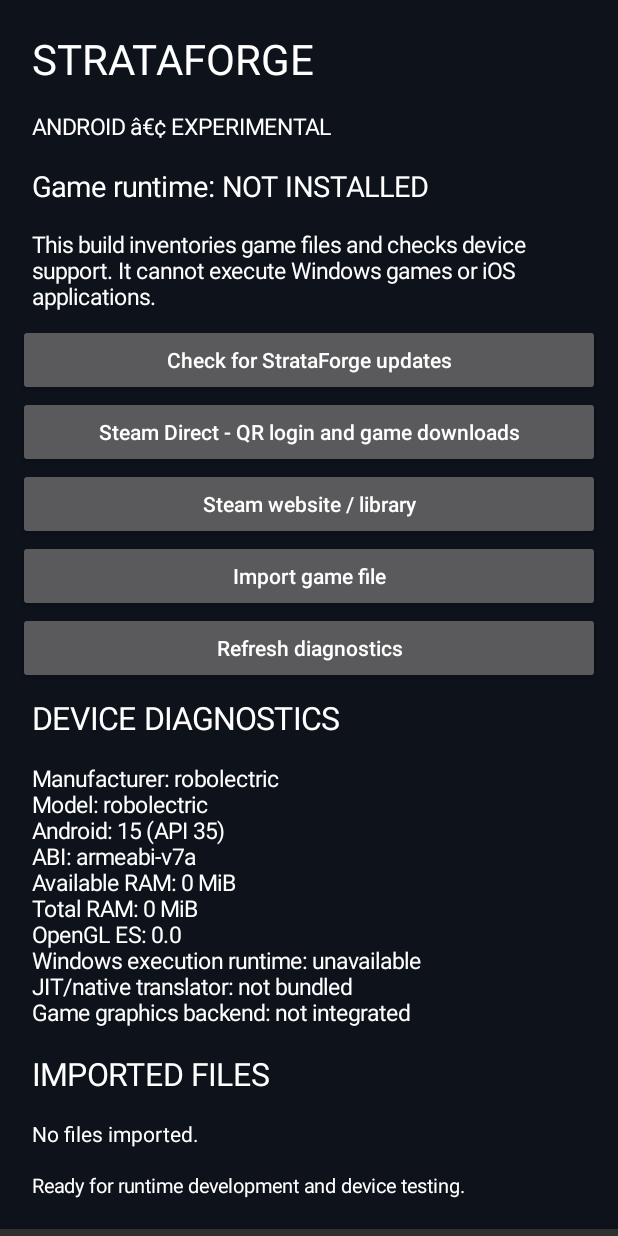
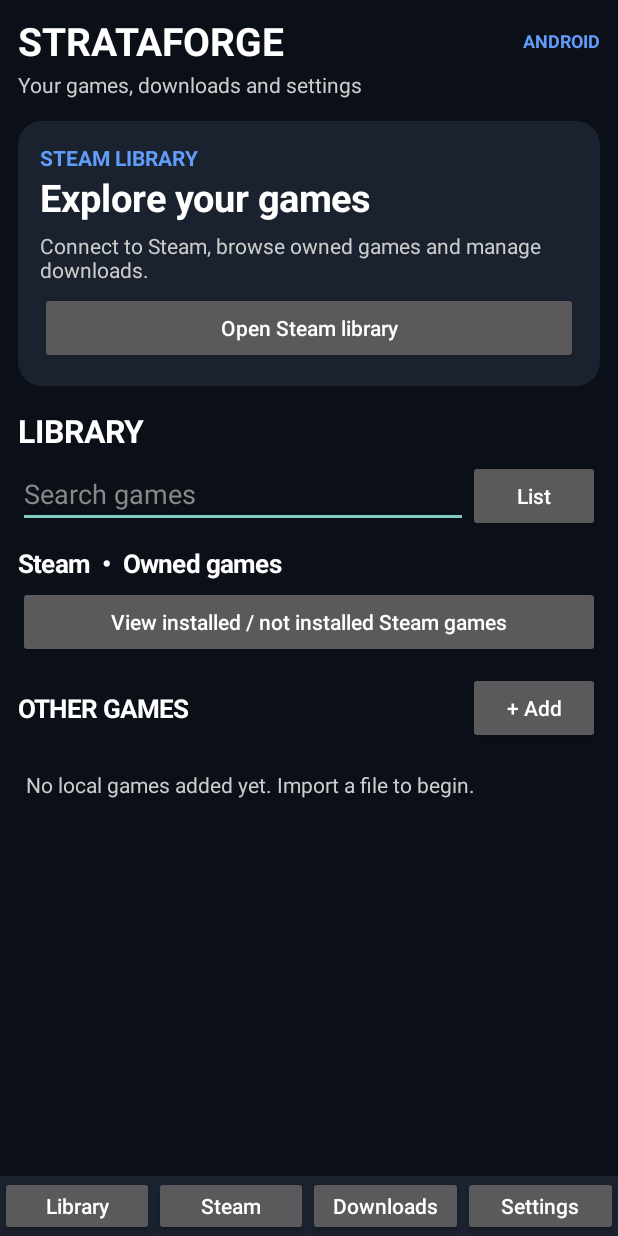
Before and after one commit to R347H4CK3R/StrataForge-Android, an Android app: the screen it shows after launch (MainActivity), on a phone screen of 412 x 824 dp. Run offline under Robolectric (Android 15) with nearby library versions, the phone set to English and light mode, and no system bars.

Commit message:
Redesign library like Madeira and add per-game and crash diagnostics

```diff
--- a/app/build.gradle
+++ b/app/build.gradle
@@ -2,7 +2,7 @@ plugins { id 'com.android.application' }
 android {
  namespace 'dev.strataforge.android'
  compileSdk 35
- defaultConfig { applicationId 'dev.strataforge.android'; minSdk 26; targetSdk 35; versionCode 5; versionName '0.3.1' }
+ defaultConfig { applicationId 'dev.strataforge.android'; minSdk 26; targetSdk 35; versionCode 6; versionName '0.4.0' }
  signingConfigs {
   debug {
    storeFile file("$rootDir/debugsign/debug.p12")
--- a/app/src/main/AndroidManifest.xml
+++ b/app/src/main/AndroidManifest.xml
@@ -1,8 +1,9 @@
 <manifest xmlns:android="http://schemas.android.com/apk/res/android">
 <uses-permission android:name="android.permission.INTERNET"/>
 <uses-permission android:name="android.permission.REQUEST_INSTALL_PACKAGES"/>
-<application android:label="StrataForge Android" android:theme="@android:style/Theme.Material.NoActionBar" android:usesCleartextTraffic="false">
+<application android:name=".Diagnostics" android:label="StrataForge Android" android:theme="@android:style/Theme.Material.NoActionBar" android:usesCleartextTraffic="false">
 <provider android:name="androidx.core.content.FileProvider" android:authorities="${applicationId}.updates" android:exported="false" android:grantUriPermissions="true"><meta-data android:name="android.support.FILE_PROVIDER_PATHS" android:resource="@xml/update_paths"/></provider>
+<activity android:name=".DiagnosticsActivity" android:exported="false"/>
 <activity android:name=".UpdaterActivity" android:exported="false"/>
 <activity android:name=".SteamProtocolActivity" android:exported="false"/>
 <activity android:name=".SteamActivity" android:exported="false"/>
--- /dev/null
+++ b/app/src/main/java/dev/strataforge/android/Diagnostics.java
@@ -0,0 +1,83 @@
+package dev.strataforge.android;
+
+import android.app.Application;
+import android.content.Context;
+import android.os.Build;
+import android.util.Log;
+import java.io.*;
+import java.text.SimpleDateFormat;
+import java.util.Date;
+import java.util.Locale;
+import java.util.TimeZone;
+
+public final class Diagnostics extends Application {
+  private static final Object LOCK=new Object();
+  private static final long MAX_LOG=512*1024;
+  private static final int MAX_CRASHES=8;
+  private static Context context;
+  private static Thread.UncaughtExceptionHandler previous;
+  @Override public void onCreate(){
+    super.onCreate();
+    context=getApplicationContext();
+    previous=Thread.getDefaultUncaughtExceptionHandler();
+    Thread.setDefaultUncaughtExceptionHandler((thread,error)->{
+      try{
+        StringWriter sw=new StringWriter();
+        error.printStackTrace(new PrintWriter(sw));
+        write("FATAL",thread.getName(),sw.toString());
+        writeCrash(sw.toString());
+      }catch(Throwable ignored){}
+      if(previous!=null)previous.uncaughtException(thread,error);
+      else android.os.Process.killProcess(android.os.Process.myPid());
+    });
+    log("app","Process started - Android "+Build.VERSION.RELEASE+" / "+Build.SUPPORTED_ABIS[0]);
+  }
+  private static String now(){
+    SimpleDateFormat f=new SimpleDateFormat("yyyy-MM-dd'T'HH:mm:ss.SSS'Z'",Locale.US);
+    f.setTimeZone(TimeZone.getTimeZone("UTC"));
+    return f.format(new Date());
+  }
+  static File directory(Context c){File f=new File(c.getFilesDir(),"diagnostics");if(!f.exists())f.mkdirs();return f;}
+  private static String strip(String message){
+    if(message==null)return "";
+    // Avoid persisting QR challenges and common credential/token parameters.
+    String s=message.replaceAll("(?i)(access_token|refresh_token|password|steamLoginSecure|sessionid|token|authcode)=([^&\\s]+)","$1=[REDACTED]");
+    return s.length()>8000?s.substring(0,8000)+" [truncated]":s;
+  }
+  static void log(String category,String message){write("INFO",category,message);}
+  static void error(String category,Throwable e){write("ERROR",category,e.getClass().getSimpleName()+": "+e.getMessage());}
+  static void write(String level,String category,String message){
+    Context c=context;if(c==null)return;
+    synchronized(LOCK){
+      try{
+        File f=new File(directory(c),"session.log");
+        if(f.length()>MAX_LOG){
+          File old=new File(directory(c),"session.previous.log");
+          if(old.exists())old.delete();
+          f.renameTo(old);
+        }
+        try(FileWriter out=new FileWriter(f,true)){
+          out.write(now()+" ["+level+"] ["+strip(category)+"] "+strip(message).replace("\n"," | ")+"\n");
+        }
+      }catch(IOException ex){Log.e("StrataForge","Diagnostic write failed",ex);}
+    }
+  }
+  private static void writeCrash(String trace){
+    Context c=context;if(c==null)return;
+    synchronized(LOCK){
+      try{
+        File dir=directory(c);
+        File[] items=dir.listFiles((parent,name)->name.startsWith("crash-")&&name.endsWith(".txt"));
+        if(items!=null&&items.length>=MAX_CRASHES){
+          java.util.Arrays.sort(items,(a,b)->Long.compare(a.lastModified(),b.lastModified()));
+          for(int i=0;i<=items.length-MAX_CRASHES;i++)items[i].delete();
+        }
+        File f=new File(dir,"crash-"+System.currentTimeMillis()+".txt");
+        try(FileWriter out=new FileWriter(f)){
+          out.write("StrataForge Android crash\nUTC: "+now()+"\nDevice: "+Build.MANUFACTURER+" "+Build.MODEL+"\nAndroid: "+Build.VERSION.RELEASE+"\n");
+          out.write(strip(trace));
+        }
+      }catch(Exception ignored){}
+    }
+  }
+}
--- a/app/src/main/java/dev/strataforge/android/MainActivity.java
+++ b/app/src/main/java/dev/strataforge/android/MainActivity.java
@@ -1,133 +1,136 @@
 package dev.strataforge.android;
-
-import android.app.Activity;
-import android.app.ActivityManager;
-import android.content.Intent;
-import android.content.SharedPreferences;
-import android.content.pm.ConfigurationInfo;
+import android.app.*;
+import android.content.*;
 import android.database.Cursor;
 import android.graphics.Color;
+import android.graphics.Typeface;
+import android.graphics.drawable.GradientDrawable;
 import android.net.Uri;
-import android.os.Build;
-import android.os.Bundle;
+import android.os.*;
 import android.provider.OpenableColumns;
-import android.view.View;
-import android.widget.Button;
-import android.widget.LinearLayout;
-import android.widget.ScrollView;
-import android.widget.TextView;
-import java.util.LinkedHashSet;
-import java.util.Set;
+import android.view.*;
+import android.widget.*;
+import java.util.*;
 
 public class MainActivity extends Activity {
-    private static final int PICK_FILE = 3107;
-    private LinearLayout content;
-    private TextView status;
-
-    @Override public void onCreate(Bundle state) {
-        super.onCreate(state);
-        render();
+  private static final int PICK=3107;
+  private static final int BG=Color.rgb(11,15,24), SURFACE=Color.rgb(27,34,47), ACCENT=Color.rgb(96,157,249);
+  private LinearLayout layout,library;
+  private EditText search;
+  private String filter="";
+  private boolean cards=true;
+  @Override public void onCreate(Bundle b){super.onCreate(b);render();}
+  private TextView text(String value,int size,int color,boolean bold){
+    TextView t=new TextView(this);t.setText(value);t.setTextSize(size);t.setTextColor(color);
+    if(bold)t.setTypeface(null,Typeface.BOLD);return t;
   }
-
-    private TextView text(String value, int size) {
-        TextView t=new TextView(this);
-        t.setText(value);
-        t.setTextColor(Color.WHITE);
-        t.setTextSize(size);
-        t.setPadding(14,12,14,12);
-        return t;
+  private LinearLayout vertical(){LinearLayout v=new LinearLayout(this);v.setOrientation(1);return v;}
+  private GradientDrawable rounded(int color,int radius){
+    GradientDrawable g=new GradientDrawable();g.setColor(color);g.setCornerRadius(radius);return g;
   }
-
-    private Button button(String title, View.OnClickListener action) {
-        Button b=new Button(this);
-        b.setText(title);
-        b.setAllCaps(false);
-        b.setOnClickListener(action);
-        return b;
+  private Button button(String label,Runnable cb){
+    Button b=new Button(this);b.setAllCaps(false);b.setText(label);b.setOnClickListener(v->cb.run());return b;
   }
-
-    private void render() {
-        ScrollView scroll=new ScrollView(this);
-        content=new LinearLayout(this);
-        content.setOrientation(LinearLayout.VERTICAL);
-        content.setPadding(18,18,18,18);
-        content.setBackgroundColor(Color.rgb(13,18,27));
-        scroll.addView(content);
-        setContentView(scroll);
-        content.addView(text("STRATAFORGE",28));
-        content.addView(text("ANDROID â€¢ EXPERIMENTAL",15));
-        content.addView(text("Game runtime: NOT INSTALLED",19));
-        content.addView(text("This build inventories game files and checks device support. It cannot execute Windows games or iOS applications.",15));
-        content.addView(button("Check for StrataForge updates", v->startActivity(new Intent(this, UpdaterActivity.class))));
-        content.addView(button("Steam Direct - QR login and game downloads", v->startActivity(new Intent(this, SteamProtocolActivity.class))));
-        content.addView(button("Steam website / library", v->startActivity(new Intent(this, SteamActivity.class))));
-        content.addView(button("Import game file", v->chooseFile()));
-        content.addView(button("Refresh diagnostics", v->render()));
-        content.addView(text("DEVICE DIAGNOSTICS",21));
-        content.addView(text(diagnostics(),15));
-        content.addView(text("IMPORTED FILES",21));
-        SharedPreferences pref=getSharedPreferences("strataforge_files",0);
-        Set<String> entries=pref.getStringSet("files",new LinkedHashSet<>());
-        if(entries.isEmpty())content.addView(text("No files imported.",14));
-        for(String value:entries) {
-            String[] bits=value.split("\\|",2);
-            LinearLayout row=new LinearLayout(this);row.setOrientation(LinearLayout.VERTICAL);
-            row.addView(text(bits.length>1?bits[0]:value,16));
-            String entry=value;
-            row.addView(button("Remove from library",v->{
-                Set<String> e=new LinkedHashSet<>(getSharedPreferences("strataforge_files",0).getStringSet("files",new LinkedHashSet<>()));
-                e.remove(entry);getSharedPreferences("strataforge_files",0).edit().putStringSet("files",e).apply();render();
-            }));
-            content.addView(row);
+  private void open(Class<?> activity){startActivity(new Intent(this,activity));}
+  private void render(){
+    LinearLayout shell=vertical();shell.setBackgroundColor(BG);setContentView(shell);
+    ScrollView scroll=new ScrollView(this);shell.addView(scroll,new LinearLayout.LayoutParams(-1,0,1));
+    layout=vertical();layout.setPadding(18,14,18,14);scroll.addView(layout);
+    LinearLayout top=new LinearLayout(this);top.setGravity(Gravity.CENTER_VERTICAL);
+    TextView heading=text("STRATAFORGE",26,Color.WHITE,true);top.addView(heading,new LinearLayout.LayoutParams(0,-2,1));
+    TextView version=text("ANDROID",12,ACCENT,true);top.addView(version);layout.addView(top);
+    TextView subtitle=text("Your games, downloads and settings",14,Color.LTGRAY,false);subtitle.setPadding(0,3,0,22);layout.addView(subtitle);
+    LinearLayout featured=vertical();featured.setPadding(22,22,22,22);featured.setBackground(rounded(SURFACE,24));
+    featured.addView(text("STEAM LIBRARY",14,ACCENT,true));
+    featured.addView(text("Explore your games",25,Color.WHITE,true));
+    TextView desc=text("Connect to Steam, browse owned games and manage downloads.",14,Color.LTGRAY,false);
+    desc.setPadding(0,8,0,8);featured.addView(desc);
+    featured.addView(button("Open Steam library",()->open(SteamProtocolActivity.class)));
+    layout.addView(featured);
+    TextView section=text("LIBRARY",21,Color.WHITE,true);section.setPadding(0,23,0,8);layout.addView(section);
+    LinearLayout tools=new LinearLayout(this);tools.setOrientation(0);
+    search=new EditText(this);search.setSingleLine(true);search.setHint("Search games");search.setTextColor(Color.WHITE);
+    search.setHintTextColor(Color.GRAY);search.setText(filter);tools.addView(search,new LinearLayout.LayoutParams(0,-2,1));
+    tools.addView(button(cards?"List":"Cards",()->{filter=search.getText().toString();cards=!cards;render();}));
+    layout.addView(tools);
+    search.addTextChangedListener(new android.text.TextWatcher(){
+      public void beforeTextChanged(CharSequence s,int a,int c,int f){}
+      public void onTextChanged(CharSequence s,int start,int before,int count){filter=s.toString();showImported();}
+      public void afterTextChanged(android.text.Editable e){}
+    });
+    TextView steamSection=text("Steam  •  Owned games",17,Color.WHITE,true);
+    steamSection.setPadding(0,14,0,6);layout.addView(steamSection);
+    layout.addView(button("View installed / not installed Steam games",()->open(SteamProtocolActivity.class)));
+    LinearLayout otherHead=new LinearLayout(this);otherHead.setGravity(Gravity.CENTER_VERTICAL);
+    otherHead.addView(text("OTHER GAMES",17,Color.WHITE,true),new LinearLayout.LayoutParams(0,-2,1));
+    otherHead.addView(button("+ Add",()->choose()));otherHead.setPadding(0,14,0,6);layout.addView(otherHead);
+    library=vertical();layout.addView(library);showImported();
+    LinearLayout nav=new LinearLayout(this);nav.setBackgroundColor(SURFACE);
+    String[] names={"Library","Steam","Downloads","Settings"};
+    for(int i=0;i<names.length;i++){final int idx=i;nav.addView(button(names[i],()->{
+      if(idx==0)render();else if(idx==1||idx==2)open(SteamProtocolActivity.class);else settings();
+    }),new LinearLayout.LayoutParams(0,60,1));}
+    shell.addView(nav);
+    Diagnostics.log("ui","Opened Madeira-style library");
   }
-        status=text("Ready for runtime development and device testing.",13);
-        content.addView(status);
+  private void showImported(){
+    if(library==null)return;library.removeAllViews();
+    Set<String> all=getSharedPreferences("strataforge_files",0).getStringSet("files",Collections.emptySet());
+    if(all.isEmpty()){TextView empty=text("No local games added yet. Import a file to begin.",14,Color.LTGRAY,false);empty.setPadding(8,20,8,20);library.addView(empty);}
+    for(String entry:new TreeSet<>(all)){
+      String title=entry.split("\\|",2)[0];if(!title.toLowerCase(Locale.ROOT).contains(filter.toLowerCase(Locale.ROOT)))continue;
+      LinearLayout tile=new LinearLayout(this);tile.setGravity(Gravity.CENTER_VERTICAL);tile.setPadding(15,16,15,16);tile.setBackground(rounded(SURFACE,18));
+      LinearLayout.LayoutParams lp=new LinearLayout.LayoutParams(-1,-2);lp.setMargins(0,5,0,5);library.addView(tile,lp);
+      TextView name=text(title,cards?18:15,Color.WHITE,true);tile.addView(name,new LinearLayout.LayoutParams(0,-2,1));
+      tile.addView(button("Details",()->detail(title,entry)));
     }
-
-    private String diagnostics() {
-        StringBuilder out=new StringBuilder();
-        out.append("Manufacturer: ").append(Build.MANUFACTURER).append("\n");
-        out.append("Model: ").append(Build.MODEL).append("\n");
-        out.append("Android: ").append(Build.VERSION.RELEASE).append(" (API ").append(Build.VERSION.SDK_INT).append(")\n");
-        out.append("ABI: ").append(String.join(", ",Build.SUPPORTED_ABIS)).append("\n");
-        ActivityManager am=(ActivityManager)getSystemService(ACTIVITY_SERVICE);
-        ActivityManager.MemoryInfo mem=new ActivityManager.MemoryInfo();
-        am.getMemoryInfo(mem);
-        out.append("Available RAM: ").append(mem.availMem/1048576).append(" MiB\n");
-        out.append("Total RAM: ").append(mem.totalMem/1048576).append(" MiB\n");
-        ConfigurationInfo info=am.getDeviceConfigurationInfo();
-        out.append("OpenGL ES: ").append(info.getGlEsVersion()).append("\n");
-        out.append("Windows execution runtime: unavailable\n");
-        out.append("JIT/native translator: not bundled\n");
-        out.append("Game graphics backend: not integrated");
-        return out.toString();
   }
-
-    private void chooseFile() {
-        Intent i=new Intent(Intent.ACTION_OPEN_DOCUMENT);
-        i.setType("*/*");
-        i.addCategory(Intent.CATEGORY_OPENABLE);
-        i.addFlags(Intent.FLAG_GRANT_READ_URI_PERMISSION | Intent.FLAG_GRANT_PERSISTABLE_URI_PERMISSION);
-        startActivityForResult(i,PICK_FILE);
+  private void detail(String name,String entry){
+    new AlertDialog.Builder(this).setTitle(name)
+      .setMessage("Local file imported. Game execution is not yet supported. Diagnostic records remain available in Settings.")
+      .setPositiveButton("OK",null).setNeutralButton("Remove",(a,b)->{
+        Set<String> all=new HashSet<>(getSharedPreferences("strataforge_files",0).getStringSet("files",Collections.emptySet()));
+        all.remove(entry);getSharedPreferences("strataforge_files",0).edit().putStringSet("files",all).apply();
+        Diagnostics.log("library","Removed local library entry "+name);showImported();
+      }).show();
   }
-
-    @Override protected void onActivityResult(int request,int result,Intent data) {
+  private void settings(){
+    String[] options={"Check for updates","Diagnostics and crash logs","Device information","Steam website"};
+    new AlertDialog.Builder(this).setTitle("Settings").setItems(options,(d,index)->{
+      if(index==0)open(UpdaterActivity.class);
+      if(index==1)open(DiagnosticsActivity.class);
+      if(index==2)device();
+      if(index==3)open(SteamActivity.class);
+    }).show();
+  }
+  private void device(){
+    android.app.ActivityManager am=(android.app.ActivityManager)getSystemService(ACTIVITY_SERVICE);
+    android.app.ActivityManager.MemoryInfo memory=new android.app.ActivityManager.MemoryInfo();am.getMemoryInfo(memory);
+    new AlertDialog.Builder(this).setTitle("Device diagnostics")
+      .setMessage(Build.MANUFACTURER+" "+Build.MODEL+"\nAndroid "+Build.VERSION.RELEASE+
+      "\nABI "+Build.SUPPORTED_ABIS[0]+"\nRAM "+(memory.totalMem/1048576)+" MiB"+
+      "\nWindows game runtime: not integrated")
+      .setPositiveButton("OK",null).show();
+  }
+  private void choose(){
+    Intent i=new Intent(Intent.ACTION_OPEN_DOCUMENT);i.setType("*/*");i.addCategory(Intent.CATEGORY_OPENABLE);
+    i.addFlags(Intent.FLAG_GRANT_READ_URI_PERMISSION|Intent.FLAG_GRANT_PERSISTABLE_URI_PERMISSION);startActivityForResult(i,PICK);
+  }
+  @Override protected void onActivityResult(int request,int result,Intent data){
     super.onActivityResult(request,result,data);
-        if(request!=PICK_FILE || result!=RESULT_OK || data==null || data.getData()==null)return;
+    if(request!=PICK||result!=RESULT_OK||data==null||data.getData()==null)return;
     Uri uri=data.getData();
-        try {
+    try{
       getContentResolver().takePersistableUriPermission(uri,Intent.FLAG_GRANT_READ_URI_PERMISSION);
       String title=uri.getLastPathSegment();
-            try(Cursor c=getContentResolver().query(uri,new String[]{OpenableColumns.DISPLAY_NAME},null,null,null)) {
-                if(c!=null && c.moveToFirst())title=c.getString(0);
+      try(Cursor c=getContentResolver().query(uri,new String[]{OpenableColumns.DISPLAY_NAME},null,null,null)){
+        if(c!=null&&c.moveToFirst())title=c.getString(0);
       }
-            if(title==null)title="Unnamed file";
-            Set<String> entries=new LinkedHashSet<>(getSharedPreferences("strataforge_files",0).getStringSet("files",new LinkedHashSet<>()));
-            entries.add(title+"|"+uri.toString());
-            getSharedPreferences("strataforge_files",0).edit().putStringSet("files",entries).apply();
-            render();
-        } catch(Exception ex) {
-            status.setText("Import failed: "+ex.getClass().getSimpleName()+": "+ex.getMessage());
+      if(title==null)title="Game file";
+      Set<String> files=new HashSet<>(getSharedPreferences("strataforge_files",0).getStringSet("files",Collections.emptySet()));
+      files.add(title+"|"+uri);
+      getSharedPreferences("strataforge_files",0).edit().putStringSet("files",files).apply();
+      Diagnostics.log("library","Imported local file "+title);showImported();
+    }catch(Exception e){Diagnostics.error("import",e);Toast.makeText(this,"Import error: "+e.getMessage(),Toast.LENGTH_LONG).show();}
   }
 }
-}
```
Also changed, not shown: app/src/main/java/dev/strataforge/android/DiagnosticsActivity.java (added, +71 -0 lines), app/src/main/java/dev/strataforge/android/SteamProtocolActivity.java (+12 -1 lines). Lines whose indentation alone changed are shown as unchanged.
